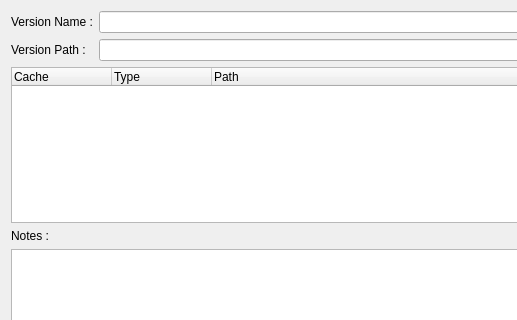
This is qt_ui_files/hou_tools_ui/cache_publisher.ui in karanfx/Glacier_Pipeline_Tools as Qt 5 draws it before an edit; both pictures show x 0 to 517 and y 0 to 320 of the 696 by 452 pixel window. The edited form follows.
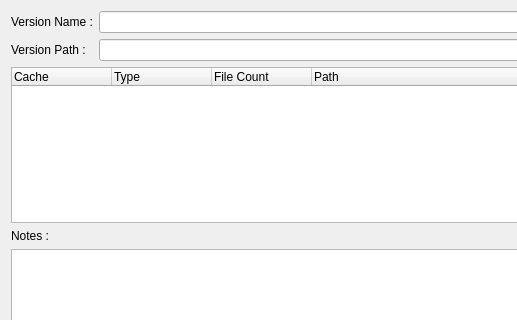
This is the edited form.

```diff
--- a/qt_ui_files/hou_tools_ui/cache_publisher.ui
+++ b/qt_ui_files/hou_tools_ui/cache_publisher.ui
@@ -39,6 +39,11 @@
        <string>Type</string>
       </property>
      </column>
+     <column>
+      <property name="text">
+       <string>File Count</string>
+      </property>
+     </column>
      <column>
       <property name="text">
        <string>Path</string>
```
